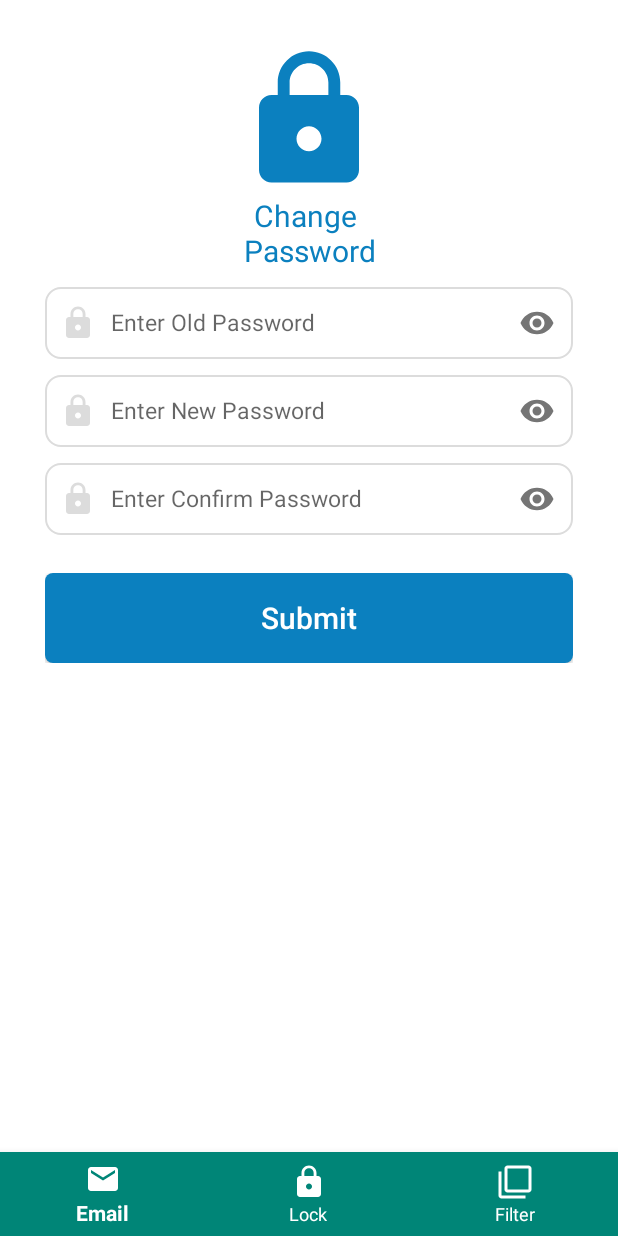
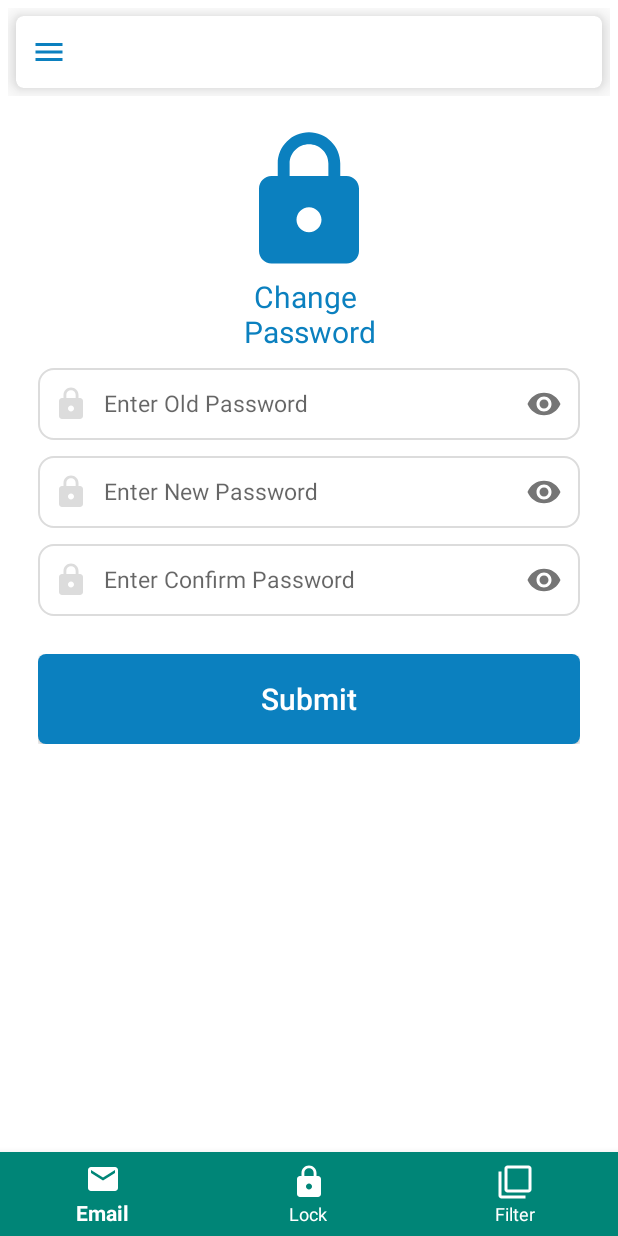
Before and after one commit to KillerHug/Education_Result, an Android app: the fragment Student_Change_Password placed in its activity, on a phone screen of 412 x 824 dp. Run offline under Robolectric (Android 15) with nearby library versions, the phone set to English and light mode, and no system bars; libraries missing offline, so code that uses them is left out: com.mikhaellopez.circularimageview; 1 statement that could not run was skipped.

Commit message:
Hope India Project

```diff
--- a/app/src/main/java/com/erpsonline/education_result/Fragment_container.java
+++ b/app/src/main/java/com/erpsonline/education_result/Fragment_container.java
@@ -10,6 +10,7 @@ import androidx.fragment.app.FragmentTransaction;
 import android.content.Intent;
 import android.os.Bundle;
 import android.util.Log;
+import android.view.Gravity;
 import android.view.MenuItem;
 import android.view.View;
 import android.widget.Button;
@@ -26,7 +27,7 @@ public class Fragment_container extends AppCompatActivity implements NavigationV
     NavigationView navigationView;
     CircularImageView imageView;
     TextView username;
-    Button logout, changePassword;
+    Button logout, changePassword,closeDrawer;
     FragmentManager fragmentManager;
     FragmentTransaction fragmentTransaction;
 
@@ -41,6 +42,7 @@ public class Fragment_container extends AppCompatActivity implements NavigationV
         imageView = (CircularImageView) findViewById(R.id.user_logo);
         View headerView = navigationView.getHeaderView(0);
         username = (TextView) headerView.findViewById(R.id.user_name);
+        closeDrawer = (Button) headerView.findViewById(R.id.drawerClose);
         final SessionManager sessionManager = new SessionManager(this);
         logout.setOnClickListener(new View.OnClickListener() {
             @Override
@@ -48,20 +50,27 @@ public class Fragment_container extends AppCompatActivity implements NavigationV
                 sessionManager.removeSession();
                 Intent intent = new Intent(Fragment_container.this, SignIn.class);
                 startActivity(intent);
-                fileList();
+                finish();
+                logout.setBackgroundResource(R.color.colorGray);
                 Toast.makeText(Fragment_container.this, "Logout Successfully", Toast.LENGTH_SHORT).show();
+            }
+        });
+        closeDrawer.setOnClickListener(new View.OnClickListener() {
+            @Override
+            public void onClick(View view) {
+                drawerLayout.closeDrawer(Gravity.START);
             }
         });
         changePassword.setOnClickListener(new View.OnClickListener() {
             @Override
             public void onClick(View view) {
                 drawerLayout.closeDrawer(GravityCompat.START);
-                getSupportFragmentManager().beginTransaction().replace(R.id.fragment_container, new Student_Change_Password()).commit();
+                getSupportFragmentManager().beginTransaction().replace(R.id.fragment_container, new Student_Change_Password()).addToBackStack(null).commit();
             }
         });
         username.setText(sessionManager.getUsername());
         Log.e("username", sessionManager.getUsername());
-        getSupportFragmentManager().beginTransaction().add(R.id.fragment_container, new Deskboard()).commit();
+        getSupportFragmentManager().beginTransaction().add(R.id.fragment_container, new Deskboard()).addToBackStack(null).commit();
     }
 
     @Override
--- /dev/null
+++ b/app/src/main/res/drawable/ic_baseline_menu_24.xml
@@ -0,0 +1,5 @@
+<vector android:height="24dp" android:tint="#0B80BF"
+    android:viewportHeight="24" android:viewportWidth="24"
+    android:width="24dp" xmlns:android="http://schemas.android.com/apk/res/android">
+    <path android:fillColor="@android:color/white" android:pathData="M3,18h18v-2L3,16v2zM3,13h18v-2L3,11v2zM3,6v2h18L21,6L3,6z"/>
+</vector>
--- a/app/src/main/res/layout/activity_login.xml
+++ b/app/src/main/res/layout/activity_login.xml
@@ -94,7 +94,8 @@
 <com.google.android.material.textfield.TextInputLayout
     android:layout_width="match_parent"
     android:layout_height="wrap_content"
-    app:passwordToggleEnabled="true">
+    app:passwordToggleEnabled="true"
+    android:hint="@string/enter_pass">
             <EditText
                 android:id="@+id/signPass"
                 android:layout_width="match_parent"
@@ -104,7 +105,7 @@
                 android:drawableStart="@drawable/pass_focus"
                 android:drawablePadding="10dp"
                 android:focusable="true"
-                android:hint="@string/enter_pass"
+
                 android:inputType="textPassword"
                 android:padding="10dp"
                 app:passwordToggleEnabled="true"
--- a/app/src/main/res/layout/student_change_pass.xml
+++ b/app/src/main/res/layout/student_change_pass.xml
@@ -6,14 +6,36 @@
     android:orientation="vertical"
     android:background="@color/colorWhite">
 
+    <ScrollView
+        android:layout_width="match_parent"
+        android:layout_height="match_parent">
         <LinearLayout
             android:layout_width="match_parent"
             android:layout_height="match_parent"
             android:orientation="vertical"
-        android:padding="10dp">
+            android:padding="5dp">
+            <LinearLayout
+                android:layout_width="match_parent"
+                android:layout_height="wrap_content"
+                android:orientation="vertical">
 
-
-
+                <androidx.cardview.widget.CardView
+                    android:layout_width="match_parent"
+                    android:layout_height="wrap_content"
+                    android:layout_margin="5dp"
+                    android:layout_weight="1"
+                    app:cardCornerRadius="5dp"
+                    app:cardElevation="10dp">
+                    <Button
+                        android:layout_width="wrap_content"
+                        android:layout_height="wrap_content"
+                        android:background="@android:color/transparent"
+                        android:drawableStart="@drawable/ic_baseline_menu_24"
+                        android:drawablePadding="10dp"
+                        android:paddingHorizontal="10dp"
+                        android:id="@+id/drawerOpen"/>
+                </androidx.cardview.widget.CardView>
+            </LinearLayout>
             <LinearLayout
                 android:id="@+id/password_section"
                 android:layout_width="match_parent"
@@ -122,4 +144,5 @@
                 </LinearLayout>
             </LinearLayout>
         </LinearLayout>
+    </ScrollView>
 </LinearLayout>
```
Also changed, not shown: app/src/main/java/com/erpsonline/education_result/SignIn.java (+27 -11 lines), app/src/main/res/layout/fragment_deskboard.xml (+37 -6 lines), app/src/main/res/layout/header.xml (+10 -2 lines). Lines whose indentation alone changed are shown as unchanged.
